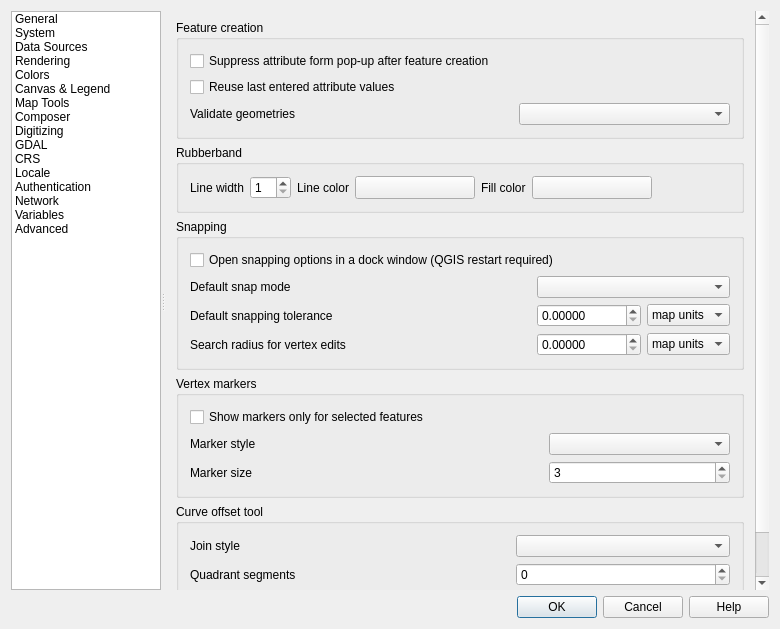
First picture: the form in src/ui/qgsoptionsbase.ui, repository carsmie/QGIS, before the edit.
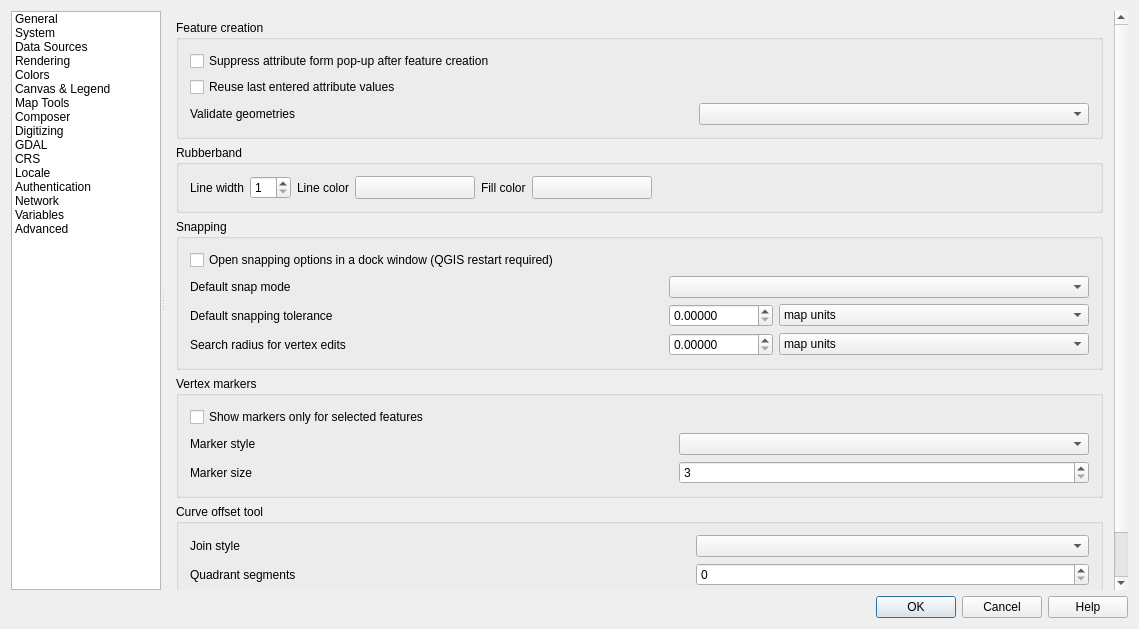
Second picture: the form after the edit. The open tabs and pages were chosen to show the change. Icons and pictures are not drawn. Custom widgets are drawn as their Qt base class.

Commit message: Tab order on digitizing options page

```diff
--- a/src/ui/qgsoptionsbase.ui
+++ b/src/ui/qgsoptionsbase.ui
@@ -6,7 +6,7 @@
    <rect>
     <x>0</x>
     <y>0</y>
-    <width>780</width>
+    <width>1139</width>
     <height>629</height>
    </rect>
   </property>
@@ -3484,9 +3484,9 @@
               <property name="geometry">
                <rect>
                 <x>0</x>
-                <y>0</y>
-                <width>374</width>
-                <height>537</height>
+                <y>-66</y>
+                <width>954</width>
+                <height>643</height>
                </rect>
               </property>
               <layout class="QVBoxLayout" name="verticalLayout_31">
```
Left out of the diff: 62 changed lines with no effect on the pictures.
